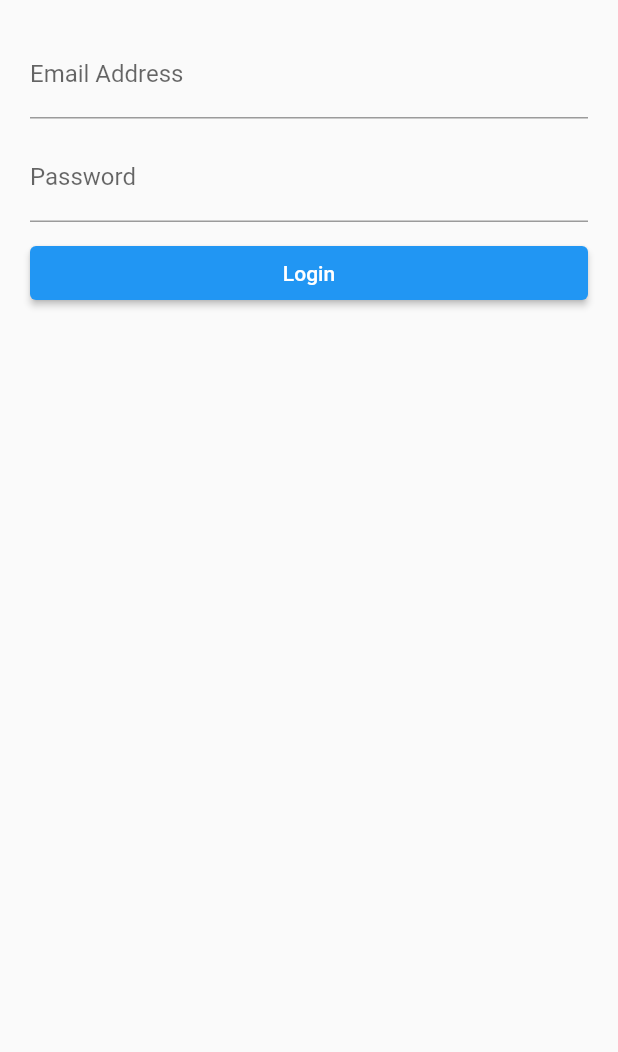
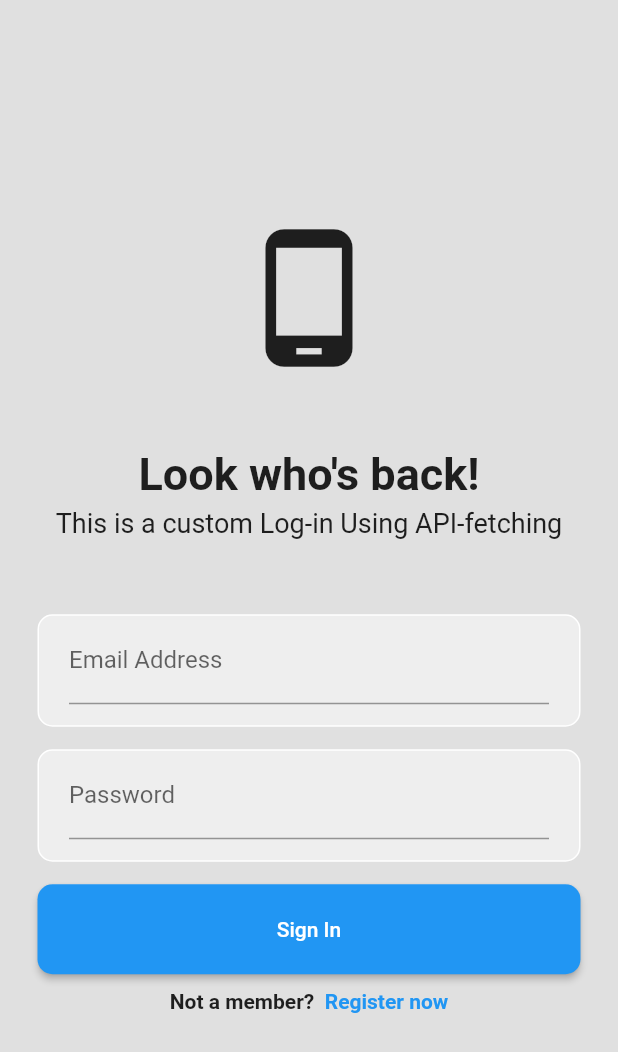
Before and after one commit to danraniego/todo-mobile, a Flutter app: the screen it shows after launch, on a phone screen of 412 x 824 dp. Shown: the top 1052 px of the screen. Run offline on Flutter 3.47's test engine with Material 2 defaults, Android fonts, the phone set to English and light mode, and no system bars; our stand-ins replace flutter_dotenv, shared_preferences.

Commit message:
Updated UI design for Log-in page.

```diff
--- a/lib/views/login.dart
+++ b/lib/views/login.dart
@@ -7,8 +7,6 @@ import 'package:todo_app/views/home_page.dart';
 import 'package:todo_app/views/widgets/progress_dialog.dart';
 import 'package:shared_preferences/shared_preferences.dart';
 
-
-
 class LoginPage extends StatefulWidget {
   const LoginPage({Key? key}) : super(key: key);
 
@@ -17,14 +15,12 @@ class LoginPage extends StatefulWidget {
 }
 
 class _LoginPageState extends State<LoginPage> {
-
   var formKey = GlobalKey<FormState>();
 
   TextEditingController emailController = TextEditingController();
   TextEditingController passwordController = TextEditingController();
 
   login(context) async {
-
     if (!formKey.currentState!.validate()) {
       return;
     }
@@ -39,98 +35,146 @@ class _LoginPageState extends State<LoginPage> {
     var apiUrl = "${dotenv.env['API_URL']}/login";
 
     ProgressDialog.spin(context, "Authenticating...");
-    await http.post(
-                Uri.parse(apiUrl),
-                body: json.encode(body),
-                headers: {
+    await http.post(Uri.parse(apiUrl), body: json.encode(body), headers: {
       "Content-type": "application/json"
-                }
-        ).then((http.Response response) {
-
+    }).then((http.Response response) {
       Map responseBody = json.decode(response.body);
       ApiResponse apiResponse = ApiResponse(
           success: responseBody["success"],
           message: responseBody["message"],
-          data: responseBody["data"] ?? new Map()
-      );
-
+          data: responseBody["data"] ?? new Map());
 
       if (response.statusCode != 200) {
-        ScaffoldMessenger.of(context).showSnackBar(
-            SnackBar(
-                content: Text(apiResponse.message ?? "")
-            )
-        );
+        ScaffoldMessenger.of(context)
+            .showSnackBar(SnackBar(content: Text(apiResponse.message ?? "")));
         return;
       }
 
       setDetails(apiResponse);
-
-
     }, onError: (e) {
       print(e);
     });
     ProgressDialog.stop(context);
   }
 
-  setDetails(ApiResponse apiResponse) async{
+  setDetails(ApiResponse apiResponse) async {
     final prefs = await SharedPreferences.getInstance();
     prefs.setString("token", apiResponse.data!['token']);
     prefs.setString("user", json.encode(apiResponse.data!['user']));
 
-    Navigator.pushAndRemoveUntil(
-        context,
-        MaterialPageRoute(builder: (context) => HomePage()),
-            (route) => false
-    );
+    Navigator.pushAndRemoveUntil(context,
+        MaterialPageRoute(builder: (context) => HomePage()), (route) => false);
 
     // Navigator.push(context, MaterialPageRoute(builder: (context) => HomePage()));
   }
 
-
   @override
   Widget build(BuildContext context) {
     return Scaffold(
-      body: Form(
+        backgroundColor: Colors.grey[300],
+        body: Center(
+          child: SingleChildScrollView(
+            child: Form(
                 key: formKey,
                 autovalidateMode: AutovalidateMode.onUserInteraction,
-        child: ListView(
-          padding: const EdgeInsets.all(20),
+                child: SafeArea(
+                  child:
+                  Column(
                       children: [
-            TextFormField(
+                        const Icon(Icons.phone_android,
+                            size: 100),
+                        const SizedBox(height: 50),
+                        const Text(
+                          "Look who's back!",
+                          style: TextStyle(fontWeight: FontWeight.bold, fontSize: 30),
+                        ),
+                        const SizedBox(height: 5),
+                        const Text(
+                          "This is a custom Log-in Using API-fetching",
+                          style: TextStyle(fontSize: 18),
+                        ),
+                        const SizedBox(height: 50),
+                        Padding(
+                          padding: const EdgeInsets.only(left: 25, right: 25, top: 0),
+                          child: Container(
+                              height: 75,
+                              decoration: BoxDecoration(
+                                  color: Colors.grey[200],
+                                  border: Border.all(color: Colors.white),
+                                  borderRadius: BorderRadius.circular(10)),
+                              child: Padding(
+                                padding: const EdgeInsets.symmetric(horizontal: 20),
+                                child: TextFormField(
                                   controller: emailController,
                                   keyboardType: TextInputType.emailAddress,
                                   decoration: const InputDecoration(
                                       hintText: "Ex. dan@email.com",
-                labelText: "Email Address"
-              ),
-              validator: (value ) {
+                                      labelText: "Email Address"),
+                                  validator: (value) {
                                     return value == '' ? 'Please enter email' : null;
                                   },
                                 ),
-            const SizedBox(height: 10),
-            TextFormField(
+                              )),
+                        ),
+                        const SizedBox(height: 15),
+                        Padding(
+                          padding: const EdgeInsets.only(left: 25, right: 25, top: 0),
+                          child: Container(
+                              height: 75,
+                              decoration: BoxDecoration(
+                                  color: Colors.grey[200],
+                                  border: Border.all(color: Colors.white),
+                                  borderRadius: BorderRadius.circular(10)),
+                              child: Padding(
+                                padding: const EdgeInsets.symmetric(horizontal: 20),
+                                child: TextFormField(
                                   controller: passwordController,
                                   keyboardType: TextInputType.text,
                                   obscureText: true,
                                   decoration: const InputDecoration(
-                  hintText: "Password",
-                  labelText: "Password"
-              ),
-              validator: (value ) {
+                                      hintText: "Password", labelText: "Password"),
+                                  validator: (value) {
                                     return value == '' ? 'Please enter password' : null;
                                   },
                                 ),
-            const SizedBox(height: 10),
-            ElevatedButton(
+                              )),
+                        ),
+                        const SizedBox(height: 15),
+                        SizedBox(
+                            height: 60,
+                            width: double.infinity,
+                            child: Padding(
+                              padding: const EdgeInsets.symmetric(horizontal: 25),
+                              child: ElevatedButton(
+                                  style: ElevatedButton.styleFrom(
+                                    shape: RoundedRectangleBorder(
+                                        borderRadius: BorderRadius.circular(10)),
+                                  ),
                                   onPressed: () {
                                     login(context);
                                   },
-                child: const Text("Login")
+                                  child: const Text("Sign In")),
                             )
+                        ),
+                        const SizedBox(height: 10),
+                        Row(
+                          mainAxisAlignment: MainAxisAlignment.center,
+                          children: const [
+                            Text(
+                              "Not a member?",
+                              style: TextStyle(fontWeight: FontWeight.bold),
+                            ),
+                            Text("  Register now",
+                                style: TextStyle(
+                                    color: Colors.blue, fontWeight: FontWeight.bold))
                           ],
+                        )
+                      ]
+                  ),
+                )
             ),
           ),
+        )
     );
   }
 }
```
Lines whose indentation alone changed are shown as unchanged.
